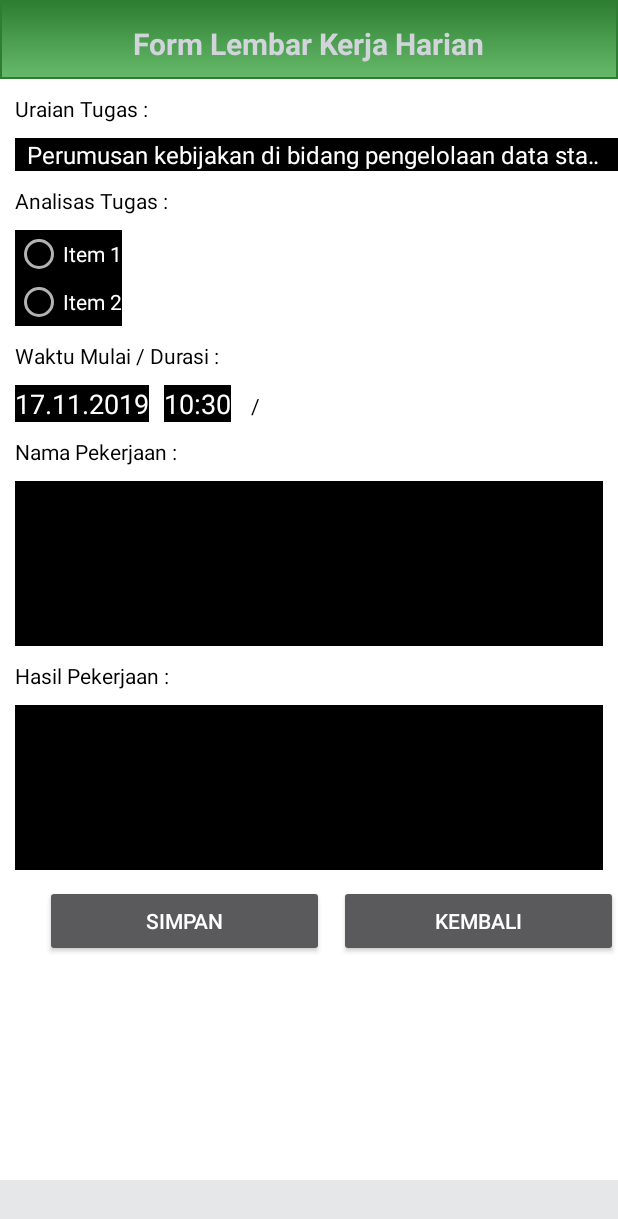
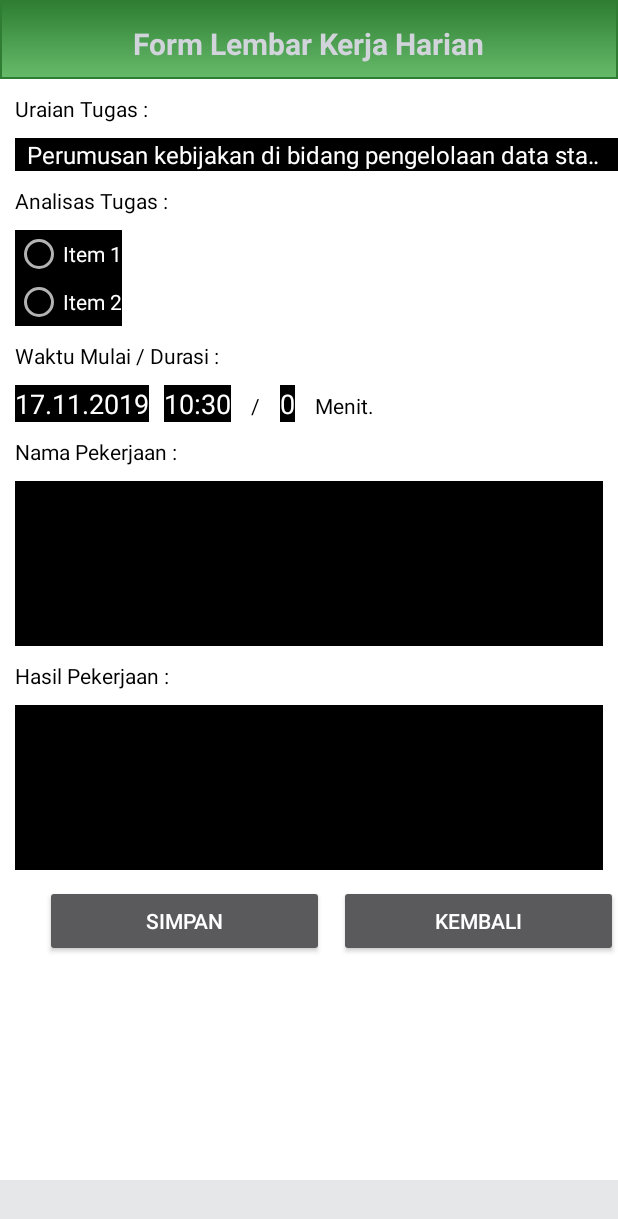
Before and after one commit to imagine-us/absen-mobile, an Android app: the FormPekerjaanActivity screen opened directly, with no data from a screen before it, on a phone screen of 412 x 824 dp. Shown: the top 1219 px of the screen. Run offline under Robolectric (Android 15) with nearby library versions, the phone set to English and light mode, and no system bars.

Commit message:
Form Pekerjaan 16/11/2019 12:37

```diff
--- a/app/src/main/java/com/example/kominfopangkalabun/FormPekerjaanActivity.java
+++ b/app/src/main/java/com/example/kominfopangkalabun/FormPekerjaanActivity.java
@@ -2,17 +2,32 @@ package com.example.kominfopangkalabun;
 
 import androidx.appcompat.app.AppCompatActivity;
 
+import android.app.DatePickerDialog;
+import android.app.TimePickerDialog;
+import android.icu.util.Calendar;
 import android.os.Bundle;
+import android.text.format.DateFormat;
+import android.view.View;
 import android.widget.ArrayAdapter;
+import android.widget.Button;
+import android.widget.DatePicker;
 import android.widget.EditText;
 import android.widget.Spinner;
+import android.widget.TimePicker;
+import android.widget.Toast;
 
 import java.text.SimpleDateFormat;
 import java.util.Date;
+import java.util.Locale;
 
 public class FormPekerjaanActivity extends AppCompatActivity {
 
-    EditText edtTanggalKerja, edtJamKerja;
+    EditText edtTanggalKerja, edtJamKerja, edtHasilKerja;
+    Button btnKembaliPekerjaan;
+    private DatePickerDialog datePickerDialog;
+    private TimePickerDialog timePickerDialog;
+    SimpleDateFormat date = new SimpleDateFormat("dd.MM.yyyy");
+    SimpleDateFormat time = new SimpleDateFormat("HH:mm");
 
     @Override
     protected void onCreate(Bundle savedInstanceState) {
@@ -21,15 +36,30 @@ public class FormPekerjaanActivity extends AppCompatActivity {
 
         edtTanggalKerja = findViewById(R.id.edtTanggalKerja);
         edtJamKerja = findViewById(R.id.edtJamKerja);
+        edtHasilKerja = findViewById(R.id.edtHasilPekerjaan);
+        btnKembaliPekerjaan = findViewById(R.id.btnKembaliPekerjaan);
 
         //set tanggal dan waktu sekarang
-        SimpleDateFormat date = new SimpleDateFormat("dd.MM.yyyy");
         String currentDate = date.format(new Date());
         edtTanggalKerja.setText(currentDate);
 
-        SimpleDateFormat time = new SimpleDateFormat("HH:mm");
         String currentTime = time.format(new Date());
         edtJamKerja.setText(currentTime);
+
+        //persiapa datepciker dan timepicker
+        edtTanggalKerja.setOnClickListener(new View.OnClickListener() {
+            @Override
+            public void onClick(View view) {
+                showDateDialog();
+            }
+        });
+
+        edtJamKerja.setOnClickListener(new View.OnClickListener() {
+            @Override
+            public void onClick(View view) {
+                showTimeDialog();
+            }
+        });
 
         //generate spinner uraian tugas
         Spinner spinnerUraianTugas = findViewById(R.id.sprUraianTugas);
@@ -41,5 +71,44 @@ public class FormPekerjaanActivity extends AppCompatActivity {
                 android.R.layout.simple_spinner_item, items);
 
         spinnerUraianTugas.setAdapter(adapter);
+
+        btnKembaliPekerjaan.setOnClickListener(new View.OnClickListener() {
+            @Override
+            public void onClick(View view) {
+                finish();
+            }
+        });
+    }
+
+    private void showTimeDialog() {
+
+        Calendar calendar = Calendar.getInstance();
+
+        timePickerDialog = new TimePickerDialog(this, new TimePickerDialog.OnTimeSetListener() {
+            @Override
+            public void onTimeSet(TimePicker view, int hourOfDay, int minute) {
+
+                edtJamKerja.setText(hourOfDay+":"+minute);
+            }
+        },calendar.get(Calendar.HOUR_OF_DAY), calendar.get(Calendar.MINUTE),DateFormat.is24HourFormat(this));
+        timePickerDialog.show();
+    }
+
+    private void showDateDialog() {
+
+        Calendar newCalendar = Calendar.getInstance();
+
+        datePickerDialog = new DatePickerDialog(this, new DatePickerDialog.OnDateSetListener() {
+
+            @Override
+            public void onDateSet(DatePicker view, int year, int monthOfYear, int dayOfMonth) {
+                Calendar newDate = Calendar.getInstance();
+                newDate.set(year, monthOfYear, dayOfMonth);
+
+                edtTanggalKerja.setText(date.format(newDate.getTime()));
+            }
+        },newCalendar.get(Calendar.YEAR), newCalendar.get(Calendar.MONTH), newCalendar.get(Calendar.DAY_OF_MONTH));
+
+        datePickerDialog.show();
     }
 }
--- a/app/src/main/res/layout/activity_form_pekerjaan.xml
+++ b/app/src/main/res/layout/activity_form_pekerjaan.xml
@@ -105,7 +105,8 @@
                      android:layout_marginTop="10dp"
                      android:layout_marginLeft="10dp"
                      android:inputType="text"
-                     android:background="@color/black" />
+                     android:background="@color/black"
+                     android:focusable="false"/>
 
                  <EditText
                      android:id="@+id/edtJamKerja"
@@ -114,7 +115,8 @@
                      android:layout_marginTop="10dp"
                      android:layout_marginLeft="10dp"
                      android:inputType="text"
-                     android:background="@color/black" />
+                     android:background="@color/black"
+                     android:focusable="false"/>
 
                  <TextView
                      android:layout_width="wrap_content"
@@ -131,7 +133,17 @@
                      android:layout_marginTop="10dp"
                      android:layout_marginLeft="10dp"
                      android:inputType="text"
-                     android:background="@color/black" />
+                     android:background="@color/black"
+                     android:text="0"
+                     />
+
+                 <TextView
+                     android:layout_width="wrap_content"
+                     android:layout_height="wrap_content"
+                     android:text=" Menit."
+                     android:layout_marginTop="10dp"
+                     android:layout_marginLeft="10dp"
+                     android:textColor="@color/black"/>
              </LinearLayout>
 
              <TextView
```
